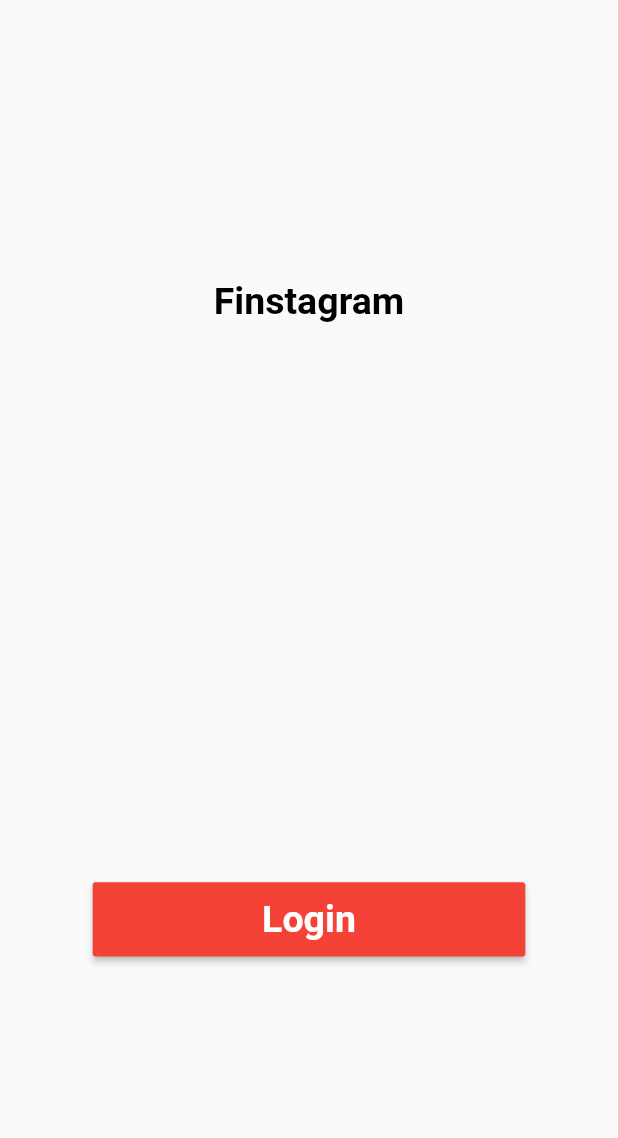
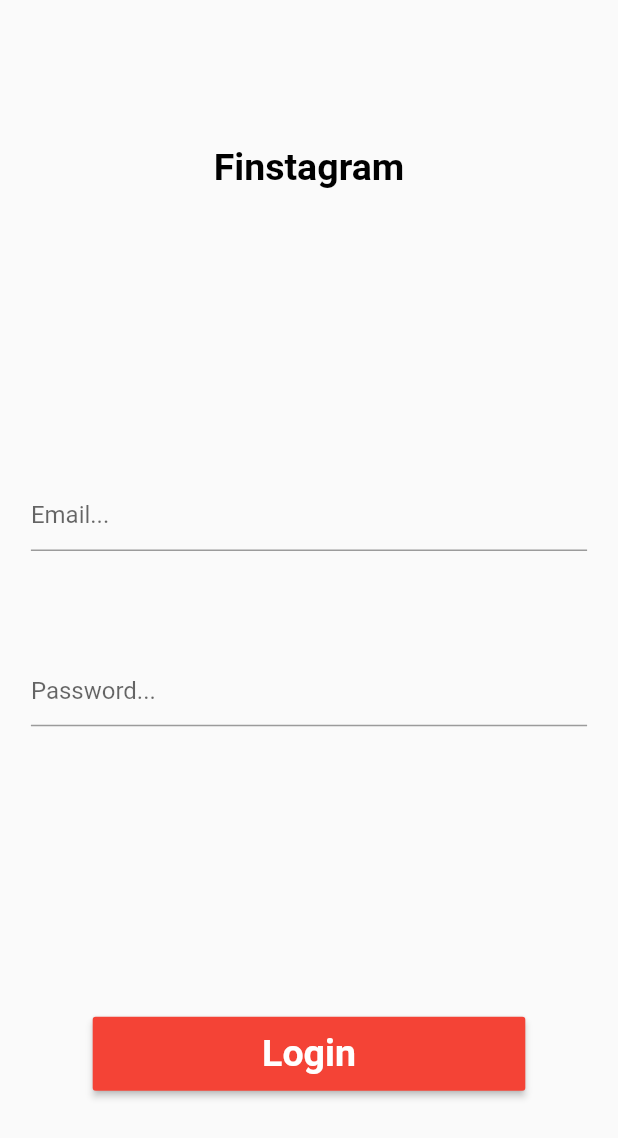
Before and after one commit to fiixed/finstagram, a Flutter app: the screen it shows after launch, on a phone screen of 412 x 824 dp. Shown: the top 1138 px of the screen. Run offline on Flutter 3.47's test engine with Material 2 defaults, Android fonts, the phone set to English and light mode, and no system bars.

Commit message:
email/password fields with validation

```diff
--- a/lib/pages/login_page.dart
+++ b/lib/pages/login_page.dart
@@ -9,6 +9,10 @@ class LoginPage extends StatefulWidget {
 
 class _LoginPageState extends State<LoginPage> {
   double? _deviceHeight, _deviceWidth;
+  final GlobalKey<FormState> _loginFormKey = GlobalKey<FormState>();
+  String? _email;
+  String? _password;
+
   @override
   Widget build(BuildContext context) {
     _deviceHeight = MediaQuery.of(context).size.height;
@@ -24,6 +28,7 @@ class _LoginPageState extends State<LoginPage> {
               crossAxisAlignment: CrossAxisAlignment.center,
               children: [
                 _titleWidget(),
+                _loginForm(),
                 _loginButton(),
               ],
             ),
@@ -38,6 +43,57 @@ class _LoginPageState extends State<LoginPage> {
       'Finstagram',
       style: TextStyle(
           color: Colors.black, fontSize: 25, fontWeight: FontWeight.w600),
+    );
+  }
+
+  Widget _loginForm() {
+    return Container(
+      height: _deviceHeight! * 0.20,
+      child: Form(
+        key: _loginFormKey,
+        child: Column(
+          mainAxisAlignment: MainAxisAlignment.spaceBetween,
+          mainAxisSize: MainAxisSize.max,
+          crossAxisAlignment: CrossAxisAlignment.center,
+          children: [
+            _emailTextField(),
+            _passwordTextField(),
+          ],
+        ),
+      ),
+    );
+  }
+
+  Widget _emailTextField() {
+    return TextFormField(
+      decoration: const InputDecoration(hintText: "Email..."),
+      onSaved: (_value) {
+        setState(() {
+          _email = _value;
+        });
+      },
+      validator: (_value) {
+        bool _result = _value!.contains(
+          RegExp(
+              r"^[a-zA-Z0-9.!#$%&'*+/=?^_`{|}~-]+@[a-zA-Z0-9](?:[a-zA-Z0-9-]{0,61}[a-zA-Z0-9])?(?:\.[a-zA-Z0-9](?:[a-zA-Z0-9-]{0,61}[a-zA-Z0-9])?)*$"),
+        );
+        return _result ? null : "Please enter a valid email";
+      },
+    );
+  }
+
+  Widget _passwordTextField() {
+    return TextFormField(
+      obscureText: true,
+      decoration: const InputDecoration(hintText: "Password..."),
+      onSaved: (_value) {
+        setState(() {
+          _password = _value;
+        });
+      },
+      validator: (_value) => _value!.length > 6
+          ? null
+          : "Please enter a password greater than 6 characters.",
     );
   }
 
```
